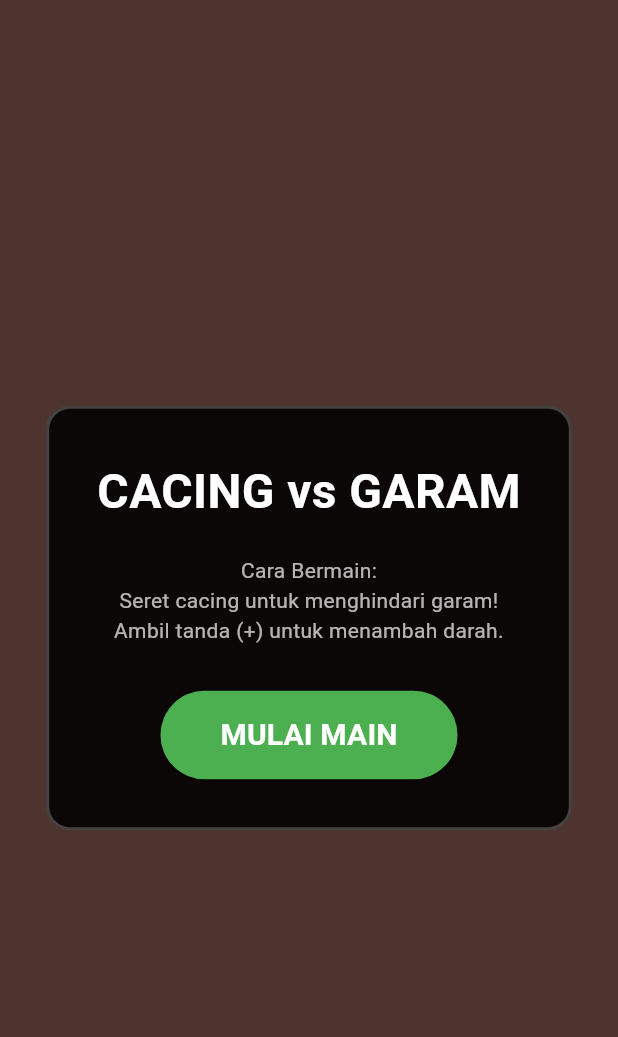
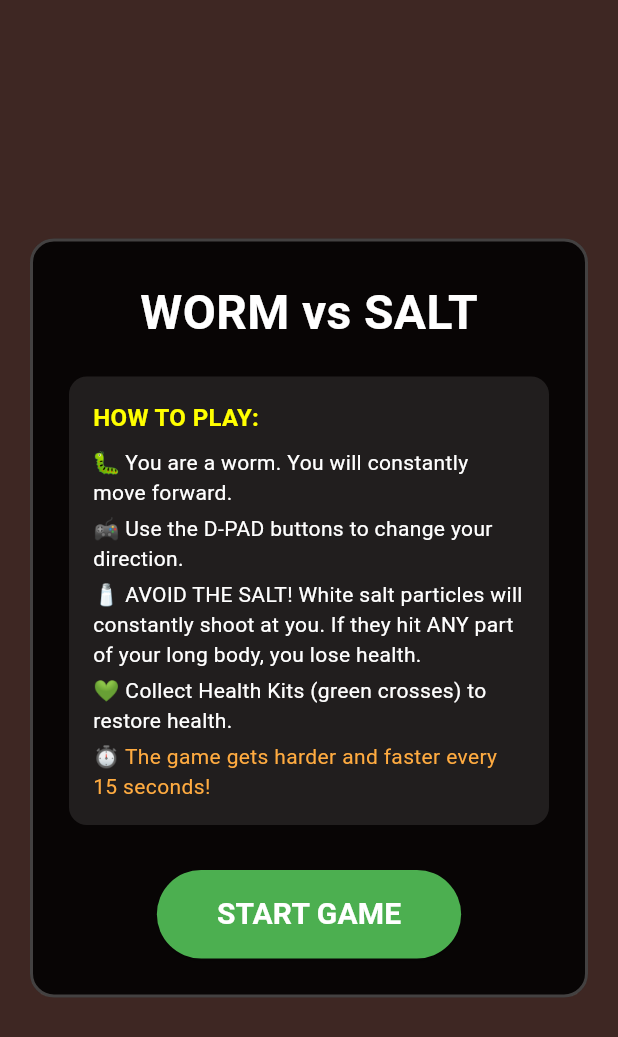
Before and after one commit to Sora-Aizawaa/worm-and-salt, a Flutter app: the screen it shows after launch, on a phone screen of 412 x 824 dp. Shown: the top 1037 px of the screen. Run offline on Flutter 3.47's test engine with Material 3 defaults, Android fonts, the phone set to English and light mode, and no system bars.

Commit message:
Feat: implement snake mechanics, D-pad controls, and English language

```diff
--- a/lib/main.dart
+++ b/lib/main.dart
@@ -3,19 +3,19 @@ import 'package:flutter/material.dart';
 import 'package:flutter/scheduler.dart';
 
 void main() {
-  runApp(const CacingKenaGaramGame());
+  runApp(const WormVsSaltGame());
 }
 
-class CacingKenaGaramGame extends StatelessWidget {
-  const CacingKenaGaramGame({super.key});
+class WormVsSaltGame extends StatelessWidget {
+  const WormVsSaltGame({super.key});
 
   @override
   Widget build(BuildContext context) {
     return MaterialApp(
-      title: 'Game Cacing Kena Garam',
+      title: 'Worm vs Salt',
       debugShowCheckedModeBanner: false,
       theme: ThemeData.dark().copyWith(
-        scaffoldBackgroundColor: Colors.brown[800], // Warna tanah
+        scaffoldBackgroundColor: Colors.brown[900], // Dark dirt color
       ),
       home: const GameScreen(),
     );
@@ -29,17 +29,26 @@ class GameScreen extends StatefulWidget {
   State<GameScreen> createState() => _GameScreenState();
 }
 
+enum Direction { up, down, left, right }
+
 class _GameScreenState extends State<GameScreen> with SingleTickerProviderStateMixin {
   late Ticker _ticker;
   final Random _random = Random();
 
   bool _isPlaying = false;
   bool _isGameOver = false;
+  Size _screenSize = Size.zero;
 
   // Game state
   double _health = 100.0;
-  Offset _wormPosition = const Offset(150, 300);
-  final double _wormRadius = 25.0;
+
+  // Worm State (Multi-segment)
+  List<Offset> _wormBody = [];
+  final double _wormRadius = 15.0;
+  final double _segmentSpacing = 18.0;
+  final int _initialLength = 12;
+  Direction _currentDirection = Direction.right;
+  final double _wormSpeed = 220.0; // pixels per second
 
   List<Salt> _salts = [];
   List<HealthItem> _items = [];
@@ -49,7 +58,7 @@ class _GameScreenState extends State<GameScreen> with SingleTickerProviderStateM
   Duration _timeElapsed = Duration.zero;
 
   double _spawnTimer = 0;
-  double _spawnRate = 1.5; // Jumlah garam per detik
+  double _spawnRate = 1.5;
   double _itemSpawnTimer = 0;
 
   @override
@@ -63,7 +72,16 @@ class _GameScreenState extends State<GameScreen> with SingleTickerProviderStateM
       _isPlaying = true;
       _isGameOver = false;
       _health = 100.0;
-      _wormPosition = Offset(MediaQuery.of(context).size.width / 2, MediaQuery.of(context).size.height / 2);
+
+      // Initialize worm body in the center
+      double startX = _screenSize.width / 2;
+      double startY = _screenSize.height / 2;
+      _wormBody = List.generate(
+        _initialLength,
+        (index) => Offset(startX - (index * _segmentSpacing), startY)
+      );
+      _currentDirection = Direction.right;
+
       _salts.clear();
       _items.clear();
       _lastTick = Duration.zero;
@@ -81,6 +99,16 @@ class _GameScreenState extends State<GameScreen> with SingleTickerProviderStateM
     });
   }
 
+  void _setDirection(Direction newDir) {
+    // Prevent 180-degree instant turns to avoid head going into body
+    if (_currentDirection == Direction.up && newDir == Direction.down) return;
+    if (_currentDirection == Direction.down && newDir == Direction.up) return;
+    if (_currentDirection == Direction.left && newDir == Direction.right) return;
+    if (_currentDirection == Direction.right && newDir == Direction.left) return;
+
+    _currentDirection = newDir;
+  }
+
   void _tick(Duration elapsed) {
     if (_lastTick == Duration.zero) {
       _lastTick = elapsed;
@@ -91,33 +119,68 @@ class _GameScreenState extends State<GameScreen> with SingleTickerProviderStateM
     _timeElapsed += (elapsed - _lastTick);
 
     setState(() {
-      // Kesulitan bertambah setiap 15 detik (sesuai persetujuan)
+      // 1. Move Worm Head
+      Offset moveDelta;
+      switch(_currentDirection) {
+        case Direction.up: moveDelta = Offset(0, -_wormSpeed * dt); break;
+        case Direction.down: moveDelta = Offset(0, _wormSpeed * dt); break;
+        case Direction.left: moveDelta = Offset(-_wormSpeed * dt, 0); break;
+        case Direction.right: moveDelta = Offset(_wormSpeed * dt, 0); break;
+      }
+      _wormBody[0] += moveDelta;
+
+      // Clamp head to screen boundaries
+      _wormBody[0] = Offset(
+        _wormBody[0].dx.clamp(_wormRadius, _screenSize.width - _wormRadius),
+        _wormBody[0].dy.clamp(_wormRadius, _screenSize.height - _wormRadius)
+      );
+
+      // 2. Update Worm Body using Inverse Kinematics
+      for (int i = 1; i < _wormBody.length; i++) {
+        Offset target = _wormBody[i - 1];
+        Offset current = _wormBody[i];
+        double dist = (target - current).distance;
+        if (dist > _segmentSpacing) {
+          Offset dir = (target - current) / dist;
+          _wormBody[i] = target - dir * _segmentSpacing;
+        }
+      }
+
+      // 3. Difficulty scaling (every 15 seconds)
       int difficultyLevel = _lastTick.inSeconds ~/ 15;
       _spawnRate = 1.5 + (difficultyLevel * 0.8);
 
-      // Munculkan garam
+      // 4. Spawn Salts
       _spawnTimer += dt;
       if (_spawnTimer > (1.0 / _spawnRate)) {
         _spawnTimer = 0;
         _spawnSalt();
       }
 
-      // Munculkan item penyembuh (rata-rata tiap 8 detik)
+      // 5. Spawn Health Items
       _itemSpawnTimer += dt;
       if (_itemSpawnTimer > 8.0) {
         _itemSpawnTimer = 0;
         _spawnItem();
       }
 
-      // Perbarui posisi garam
+      // 6. Update Salts and Check Collisions
       for (int i = _salts.length - 1; i >= 0; i--) {
         Salt s = _salts[i];
         s.position += s.velocity * dt;
 
-        // Deteksi tabrakan dengan cacing
-        if ((s.position - _wormPosition).distance < _wormRadius + s.radius - 5) {
+        // Check collision with ANY part of the worm body
+        bool hitWorm = false;
+        for (Offset segment in _wormBody) {
+          if ((s.position - segment).distance < _wormRadius + s.radius - 2) {
+            hitWorm = true;
+            break;
+          }
+        }
+
+        if (hitWorm) {
           _salts.removeAt(i);
-          _health -= 15.0; // Damage dari garam
+          _health -= 15.0; // Damage
           if (_health <= 0) {
             _health = 0;
             _gameOver();
@@ -125,28 +188,26 @@ class _GameScreenState extends State<GameScreen> with SingleTickerProviderStateM
           continue;
         }
 
-        // Hapus garam jika jauh di luar layar
-        if (s.position.dx < -200 || s.position.dx > 2000 ||
-            s.position.dy < -200 || s.position.dy > 2000) {
+        // Remove salt if out of bounds
+        if (s.position.dx < -200 || s.position.dx > _screenSize.width + 200 ||
+            s.position.dy < -200 || s.position.dy > _screenSize.height + 200) {
           _salts.removeAt(i);
         }
       }
 
-      // Perbarui item penyembuh
+      // 7. Update Items and Check Collisions (Head only for items)
       for (int i = _items.length - 1; i >= 0; i--) {
         HealthItem item = _items[i];
         item.lifeTime += dt;
 
-        // Deteksi cacing mengambil item
-        if ((item.position - _wormPosition).distance < _wormRadius + item.radius) {
+        if ((item.position - _wormBody[0]).distance < _wormRadius + item.radius) {
           _items.removeAt(i);
-          _health += 25.0; // Tambah darah
+          _health += 25.0;
           if (_health > 100) _health = 100;
           continue;
         }
 
-        // Item hilang setelah 7 detik
-        if (item.lifeTime > 7.0) {
+        if (item.lifeTime > 8.0) {
           _items.removeAt(i);
         }
       }
@@ -154,29 +215,26 @@ class _GameScreenState extends State<GameScreen> with SingleTickerProviderStateM
   }
 
   void _spawnSalt() {
-    Size size = MediaQuery.of(context).size;
     double side = _random.nextDouble();
     Offset spawnPos;
 
-    // Muncul dari salah satu dari 4 sisi layar
     if (side < 0.25) {
-      spawnPos = Offset(-20, _random.nextDouble() * size.height);
+      spawnPos = Offset(-20, _random.nextDouble() * _screenSize.height);
     } else if (side < 0.5) {
-      spawnPos = Offset(size.width + 20, _random.nextDouble() * size.height);
+      spawnPos = Offset(_screenSize.width + 20, _random.nextDouble() * _screenSize.height);
     } else if (side < 0.75) {
-      spawnPos = Offset(_random.nextDouble() * size.width, -20);
+      spawnPos = Offset(_random.nextDouble() * _screenSize.width, -20);
     } else {
-      spawnPos = Offset(_random.nextDouble() * size.width, size.height + 20);
+      spawnPos = Offset(_random.nextDouble() * _screenSize.width, _screenSize.height + 20);
     }
 
-    // Arahkan kecepatan ke posisi cacing saat ini
-    Offset direction = _wormPosition - spawnPos;
+    // Aim at the worm's HEAD
+    Offset direction = _wormBody[0] - spawnPos;
     double dist = direction.distance;
     if (dist != 0) {
       direction = direction / dist;
     }
 
-    // Kecepatan lemparan garam bertambah perlahan seiring level
     double speed = 150.0 + (_spawnRate * 15);
 
     _salts.add(Salt(
@@ -187,11 +245,10 @@ class _GameScreenState extends State<GameScreen> with SingleTickerProviderStateM
   }
 
   void _spawnItem() {
-    Size size = MediaQuery.of(context).size;
     _items.add(HealthItem(
       position: Offset(
-        50 + _random.nextDouble() * (size.width - 100),
-        100 + _random.nextDouble() * (size.height - 200)
+        50 + _random.nextDouble() * (_screenSize.width - 100),
+        100 + _random.nextDouble() * (_screenSize.height - 300) // Keep away from D-pad
       ),
       radius: 15.0,
     ));
@@ -203,42 +260,39 @@ class _GameScreenState extends State<GameScreen> with SingleTickerProviderStateM
     super.dispose();
   }
 
+  Widget _buildDPadButton(IconData icon, Direction dir) {
+    return GestureDetector(
+      onTapDown: (_) => _setDirection(dir),
+      child: Container(
+        width: 70,
+        height: 70,
+        decoration: BoxDecoration(
+          color: Colors.white.withOpacity(0.2),
+          shape: BoxShape.circle,
+          border: Border.all(color: Colors.white54, width: 2),
+        ),
+        child: Icon(icon, color: Colors.white, size: 40),
+      ),
+    );
+  }
+
   @override
   Widget build(BuildContext context) {
-    Size screenSize = MediaQuery.of(context).size;
+    _screenSize = MediaQuery.of(context).size;
 
     return Scaffold(
       body: Stack(
         children: [
-          // Area Bermain
+          // Game Area
           if (_isPlaying) ...[
-            GestureDetector(
-              onPanUpdate: (details) {
-                setState(() {
-                  _wormPosition += details.delta;
-                  // Cegah cacing keluar dari batas layar
-                  _wormPosition = Offset(
-                    _wormPosition.dx.clamp(_wormRadius, screenSize.width - _wormRadius),
-                    _wormPosition.dy.clamp(_wormRadius, screenSize.height - _wormRadius)
-                  );
-                });
-              },
-              behavior: HitTestBehavior.opaque,
-              child: Container(
-                width: screenSize.width,
-                height: screenSize.height,
-                color: Colors.transparent,
-              ),
-            ),
-
-            // Gambar Item Pemulih (Obat/Hati)
+            // Draw Health Items
             ..._items.map((item) => Positioned(
               left: item.position.dx - item.radius,
               top: item.position.dy - item.radius,
               child: Icon(Icons.local_hospital, color: Colors.greenAccent, size: item.radius * 2),
             )),
 
-            // Gambar Garam
+            // Draw Salts
             ..._salts.map((s) => Positioned(
               left: s.position.dx - s.radius,
               top: s.position.dy - s.radius,
@@ -255,25 +309,26 @@ class _GameScreenState extends State<GameScreen> with SingleTickerProviderStateM
               ),
             )),
 
-            // Gambar Cacing
+            // Draw Worm Body (from tail to head so head is on top)
+            for (int i = _wormBody.length - 1; i >= 0; i--)
               Positioned(
-              left: _wormPosition.dx - _wormRadius,
-              top: _wormPosition.dy - _wormRadius,
+                left: _wormBody[i].dx - _wormRadius,
+                top: _wormBody[i].dy - _wormRadius,
                 child: Container(
                   width: _wormRadius * 2,
                   height: _wormRadius * 2,
                   decoration: BoxDecoration(
-                  color: Colors.pink[300],
+                    color: i == 0 ? Colors.pink[300] : Colors.pink[400], // Head is lighter
                     shape: BoxShape.circle,
-                  border: Border.all(color: Colors.pink[800]!, width: 3),
+                    border: Border.all(color: Colors.pink[800]!, width: i == 0 ? 3 : 1),
                   ),
-                child: const Center(
-                  child: Icon(Icons.sentiment_neutral, size: 24, color: Colors.black45),
-                ),
+                  child: i == 0
+                    ? const Center(child: Icon(Icons.sentiment_neutral, size: 20, color: Colors.black45))
+                    : null,
                 ),
               ),
 
-            // Health Bar & Informasi
+            // Health Bar & Info
             Positioned(
               top: 40,
               left: 20,
@@ -283,8 +338,8 @@ class _GameScreenState extends State<GameScreen> with SingleTickerProviderStateM
                   Row(
                     mainAxisAlignment: MainAxisAlignment.spaceBetween,
                     children: [
-                      Text('DARAH: ${_health.toInt()}%', style: const TextStyle(fontSize: 18, fontWeight: FontWeight.bold, color: Colors.white)),
-                      Text('WAKTU: ${_lastTick.inSeconds}s', style: const TextStyle(fontSize: 18, fontWeight: FontWeight.bold, color: Colors.white)),
+                      Text('HEALTH: ${_health.toInt()}%', style: const TextStyle(fontSize: 18, fontWeight: FontWeight.bold, color: Colors.white)),
+                      Text('TIME: ${_lastTick.inSeconds}s', style: const TextStyle(fontSize: 18, fontWeight: FontWeight.bold, color: Colors.white)),
                     ],
                   ),
                   const SizedBox(height: 8),
@@ -300,13 +355,36 @@ class _GameScreenState extends State<GameScreen> with SingleTickerProviderStateM
                 ],
               ),
             ),
+
+            // D-Pad Controls
+            Positioned(
+              bottom: 40,
+              left: 0,
+              right: 0,
+              child: Column(
+                mainAxisSize: MainAxisSize.min,
+                children: [
+                  _buildDPadButton(Icons.keyboard_arrow_up, Direction.up),
+                  Row(
+                    mainAxisAlignment: MainAxisAlignment.center,
+                    children: [
+                      _buildDPadButton(Icons.keyboard_arrow_left, Direction.left),
+                      const SizedBox(width: 80),
+                      _buildDPadButton(Icons.keyboard_arrow_right, Direction.right),
+                    ],
+                  ),
+                  _buildDPadButton(Icons.keyboard_arrow_down, Direction.down),
+                ],
+              ),
+            )
           ],
 
-          // Layar Menu / Game Over
+          // Main Menu / Game Over
           if (!_isPlaying)
             Center(
               child: Container(
-                padding: const EdgeInsets.all(32),
+                margin: const EdgeInsets.symmetric(horizontal: 20),
+                padding: const EdgeInsets.all(24),
                 decoration: BoxDecoration(
                   color: Colors.black87,
                   borderRadius: BorderRadius.circular(16),
@@ -316,7 +394,7 @@ class _GameScreenState extends State<GameScreen> with SingleTickerProviderStateM
                   mainAxisSize: MainAxisSize.min,
                   children: [
                     Text(
-                      _isGameOver ? 'GAME OVER' : 'CACING vs GARAM',
+                      _isGameOver ? 'GAME OVER' : 'WORM vs SALT',
                       style: TextStyle(
                         fontSize: 32,
                         fontWeight: FontWeight.bold,
@@ -325,15 +403,37 @@ class _GameScreenState extends State<GameScreen> with SingleTickerProviderStateM
                     ),
                     const SizedBox(height: 20),
                     if (_isGameOver) ...[
-                      Text('Cacing bertahan selama:', style: const TextStyle(fontSize: 16, color: Colors.white70)),
-                      Text('${_lastTick.inSeconds} detik', style: const TextStyle(fontSize: 28, fontWeight: FontWeight.bold, color: Colors.greenAccent)),
+                      const Text('You survived for:', style: TextStyle(fontSize: 16, color: Colors.white70)),
+                      Text('${_lastTick.inSeconds} seconds', style: const TextStyle(fontSize: 28, fontWeight: FontWeight.bold, color: Colors.greenAccent)),
                       const SizedBox(height: 20),
                     ],
-                    const Text('Cara Bermain:\nSeret cacing untuk menghindari garam!\nAmbil tanda (+) untuk menambah darah.',
-                      textAlign: TextAlign.center,
-                      style: TextStyle(fontSize: 14, color: Colors.white70)
+
+                    // Detailed Instructions
+                    Container(
+                      padding: const EdgeInsets.all(16),
+                      decoration: BoxDecoration(
+                        color: Colors.white10,
+                        borderRadius: BorderRadius.circular(12),
+                      ),
+                      child: const Column(
+                        crossAxisAlignment: CrossAxisAlignment.start,
+                        children: [
+                          Text('HOW TO PLAY:', style: TextStyle(fontSize: 16, fontWeight: FontWeight.bold, color: Colors.yellowAccent)),
+                          SizedBox(height: 8),
+                          Text('🐛 You are a worm. You will constantly move forward.', style: TextStyle(fontSize: 14, color: Colors.white)),
+                          SizedBox(height: 4),
+                          Text('🎮 Use the D-PAD buttons to change your direction.', style: TextStyle(fontSize: 14, color: Colors.white)),
+                          SizedBox(height: 4),
+                          Text('🧂 AVOID THE SALT! White salt particles will constantly shoot at you. If they hit ANY part of your long body, you lose health.', style: TextStyle(fontSize: 14, color: Colors.white)),
+                          SizedBox(height: 4),
+                          Text('💚 Collect Health Kits (green crosses) to restore health.', style: TextStyle(fontSize: 14, color: Colors.white)),
+                          SizedBox(height: 4),
+                          Text('⏱️ The game gets harder and faster every 15 seconds!', style: TextStyle(fontSize: 14, color: Colors.orangeAccent)),
+                        ],
+                      ),
                     ),
                     const SizedBox(height: 30),
+
                     ElevatedButton(
                       style: ElevatedButton.styleFrom(
                         padding: const EdgeInsets.symmetric(horizontal: 40, vertical: 15),
@@ -341,7 +441,7 @@ class _GameScreenState extends State<GameScreen> with SingleTickerProviderStateM
                         shape: RoundedRectangleBorder(borderRadius: BorderRadius.circular(30)),
                       ),
                       onPressed: _startGame,
-                      child: Text(_isGameOver ? 'COBA LAGI' : 'MULAI MAIN', style: const TextStyle(fontSize: 20, color: Colors.white, fontWeight: FontWeight.bold)),
+                      child: Text(_isGameOver ? 'TRY AGAIN' : 'START GAME', style: const TextStyle(fontSize: 20, color: Colors.white, fontWeight: FontWeight.bold)),
                     ),
                   ],
                 ),
@@ -353,7 +453,6 @@ class _GameScreenState extends State<GameScreen> with SingleTickerProviderStateM
   }
 }
 
-// Entitas Garam
 class Salt {
   Offset position;
   Offset velocity;
@@ -362,7 +461,6 @@ class Salt {
   Salt({required this.position, required this.velocity, required this.radius});
 }
 
-// Entitas Item Penyembuh
 class HealthItem {
   Offset position;
   final double radius;
```
Lines whose indentation alone changed are shown as unchanged.
